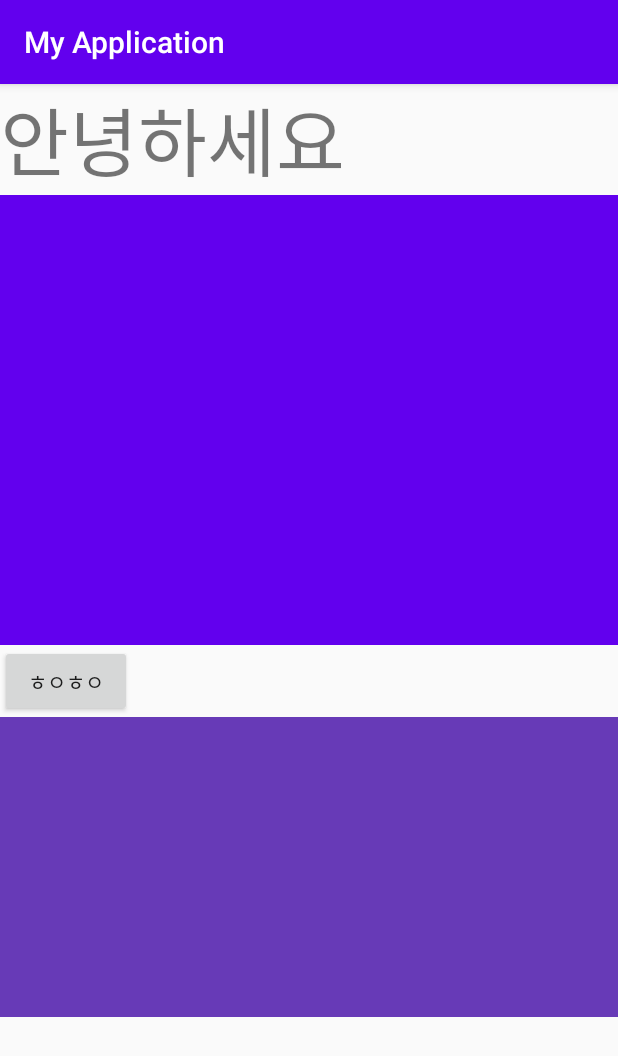
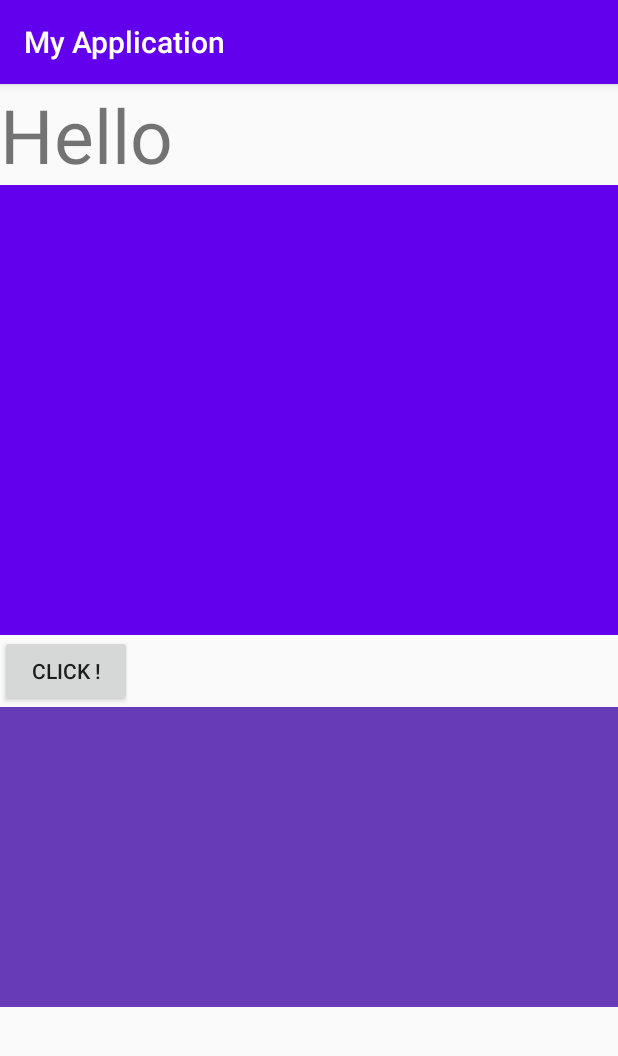
Before and after one commit to minhyuuk/AloneAppStudy, an Android app: the screen it shows after launch (FragmentActivity), on a phone screen of 412 x 824 dp. Shown: the top 1056 px of the screen. Run offline under Robolectric (Android 15) with nearby library versions, the phone set to English and light mode, and no system bars.

Commit message:
Update activity_fragment.xml

```diff
--- a/app/src/main/res/layout/activity_fragment.xml
+++ b/app/src/main/res/layout/activity_fragment.xml
@@ -11,7 +11,7 @@
         android:layout_width="wrap_content"
         android:layout_height="wrap_content"
         android:textSize="50dp"
-        android:text="안녕하세요"/>
+        android:text="Hello"/>
 
     <fragment
         android:id="@+id/fragment_one"
@@ -22,7 +22,7 @@
         android:id="@+id/button"
         android:layout_width="wrap_content"
         android:layout_height="wrap_content"
-        android:text="ㅎㅇㅎㅇ"/>
+        android:text="Click !"/>
     <LinearLayout
         android:id="@+id/container"
         android:layout_width="match_parent"
```
